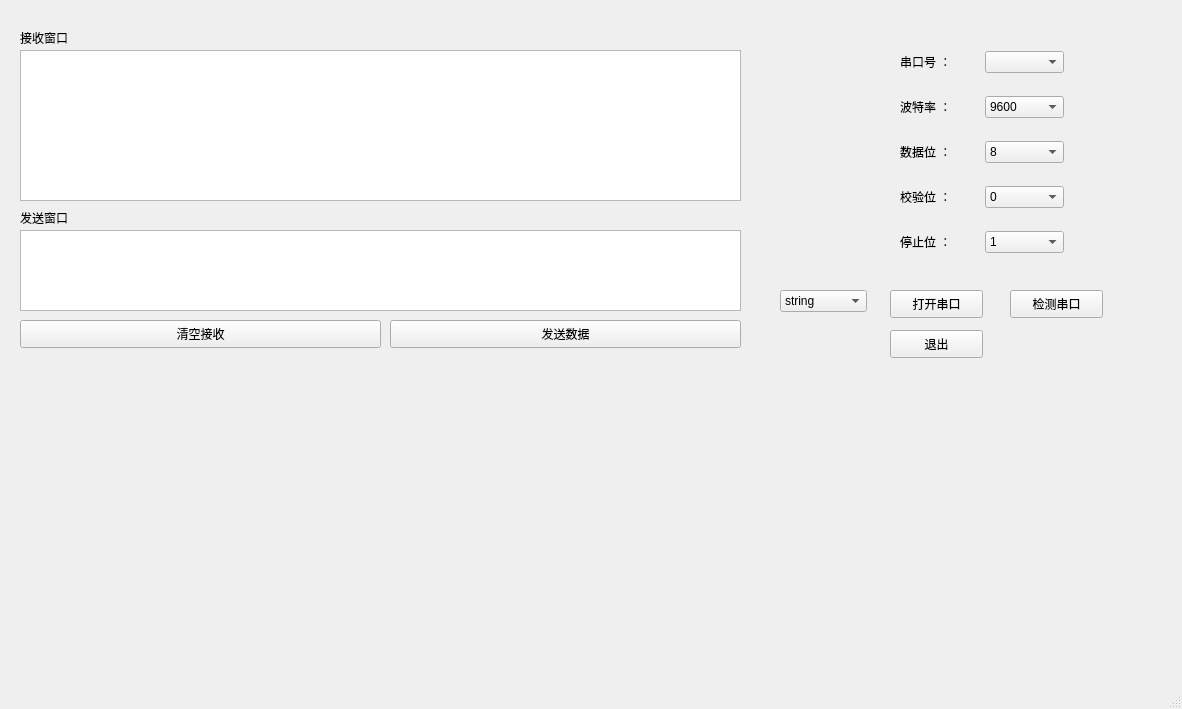
Above: ComTest/comtest.ui from CrainTang/ComTest before the change. Below: the same form after it.
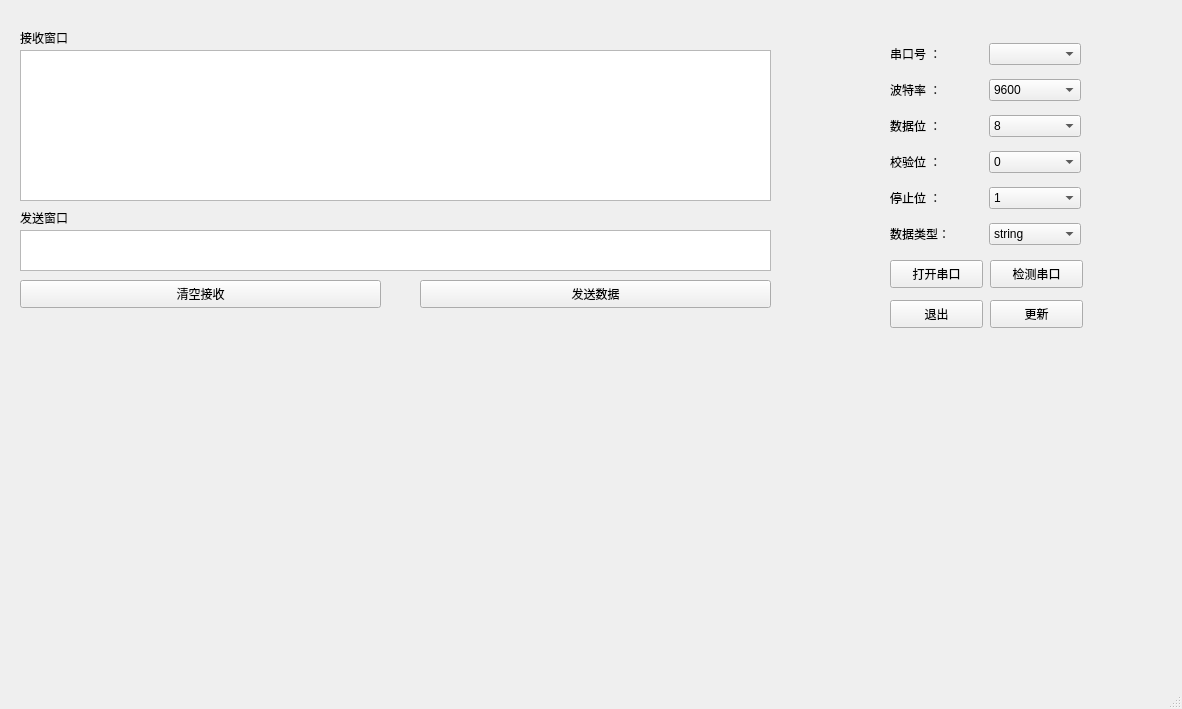
That is the form after the change. Custom widgets are drawn as their Qt base class.

Commit message: 接收1024点频谱数据并画图

What changed in the file:
```diff
--- a/ComTest/comtest.ui
+++ b/ComTest/comtest.ui
@@ -19,8 +19,8 @@
      <rect>
       <x>20</x>
       <y>230</y>
-      <width>721</width>
-      <height>81</height>
+      <width>751</width>
+      <height>41</height>
      </rect>
     </property>
    </widget>
@@ -28,7 +28,7 @@
     <property name="geometry">
      <rect>
       <x>890</x>
-      <y>330</y>
+      <y>300</y>
       <width>93</width>
       <height>28</height>
      </rect>
@@ -41,7 +41,7 @@
     <property name="geometry">
      <rect>
       <x>890</x>
-      <y>290</y>
+      <y>260</y>
       <width>93</width>
       <height>28</height>
      </rect>
@@ -55,7 +55,7 @@
      <rect>
       <x>20</x>
       <y>360</y>
-      <width>791</width>
+      <width>1141</width>
       <height>281</height>
      </rect>
     </property>
@@ -63,8 +63,8 @@
    <widget class="QPushButton" name="searchButton">
     <property name="geometry">
      <rect>
-      <x>1010</x>
-      <y>290</y>
+      <x>990</x>
+      <y>260</y>
       <width>93</width>
       <height>28</height>
      </rect>
@@ -76,8 +76,8 @@
    <widget class="QPushButton" name="sendButton">
     <property name="geometry">
      <rect>
-      <x>390</x>
-      <y>320</y>
+      <x>420</x>
+      <y>280</y>
       <width>351</width>
       <height>28</height>
      </rect>
@@ -90,7 +90,7 @@
     <property name="geometry">
      <rect>
       <x>20</x>
-      <y>320</y>
+      <y>280</y>
       <width>361</width>
       <height>28</height>
      </rect>
@@ -130,7 +130,7 @@
      <rect>
       <x>20</x>
       <y>50</y>
-      <width>721</width>
+      <width>751</width>
       <height>151</height>
      </rect>
     </property>
@@ -138,10 +138,10 @@
    <widget class="QWidget" name="layoutWidget">
     <property name="geometry">
      <rect>
-      <x>900</x>
-      <y>34</y>
-      <width>164</width>
-      <height>241</height>
+      <x>890</x>
+      <y>35</y>
+      <width>191</width>
+      <height>221</height>
      </rect>
     </property>
     <layout class="QGridLayout" name="gridLayout">
@@ -234,27 +234,41 @@
        </item>
       </widget>
      </item>
+     <item row="5" column="0">
+      <widget class="QLabel" name="label_8">
+       <property name="text">
+        <string>数据类型：</string>
+       </property>
+      </widget>
+     </item>
+     <item row="5" column="1">
+      <widget class="QComboBox" name="send_state">
+       <item>
+        <property name="text">
+         <string>string</string>
+        </property>
+       </item>
+       <item>
+        <property name="text">
+         <string>hex</string>
+        </property>
+       </item>
+      </widget>
+     </item>
     </layout>
    </widget>
-   <widget class="QComboBox" name="send_state">
+   <widget class="QPushButton" name="pushButton_2">
     <property name="geometry">
      <rect>
-      <x>780</x>
-      <y>290</y>
-      <width>87</width>
-      <height>22</height>
+      <x>990</x>
+      <y>300</y>
+      <width>93</width>
+      <height>28</height>
      </rect>
     </property>
-    <item>
-     <property name="text">
-      <string>string</string>
-     </property>
-    </item>
-    <item>
-     <property name="text">
-      <string>hex</string>
-     </property>
-    </item>
+    <property name="text">
+     <string>更新</string>
+    </property>
    </widget>
   </widget>
   <widget class="QMenuBar" name="menubar">
```
The commit also changes 11 other files.
